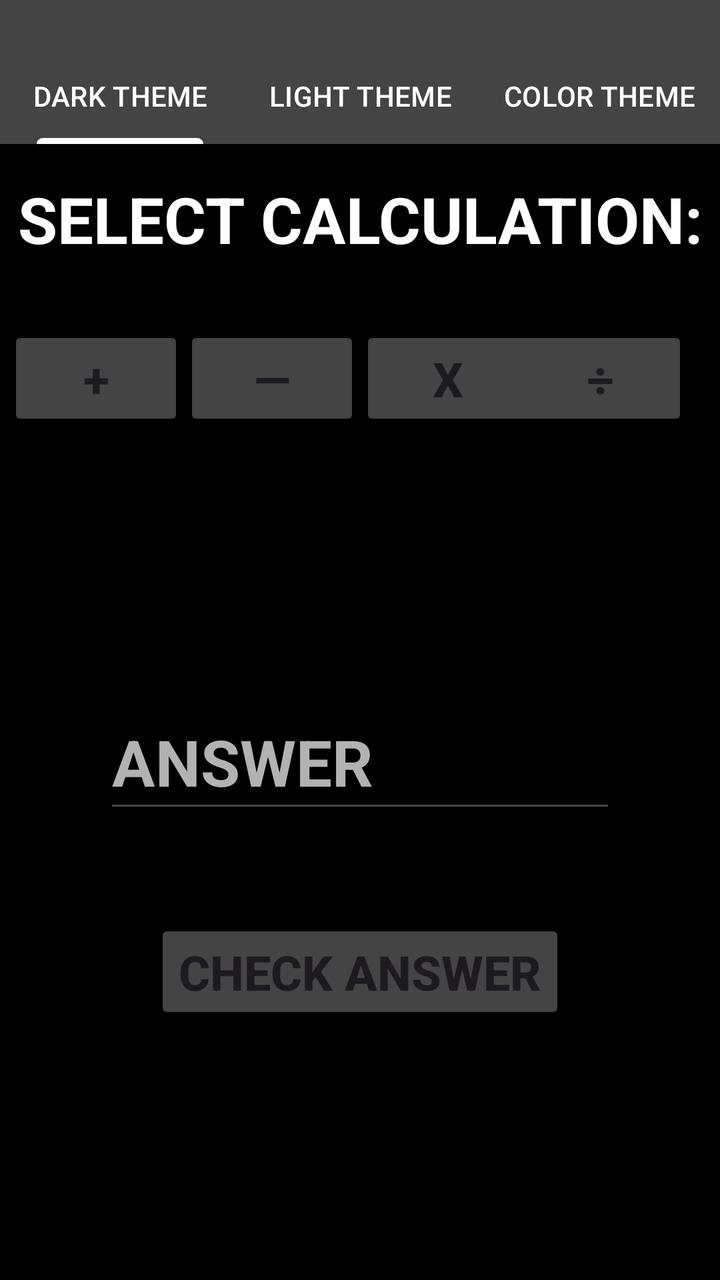
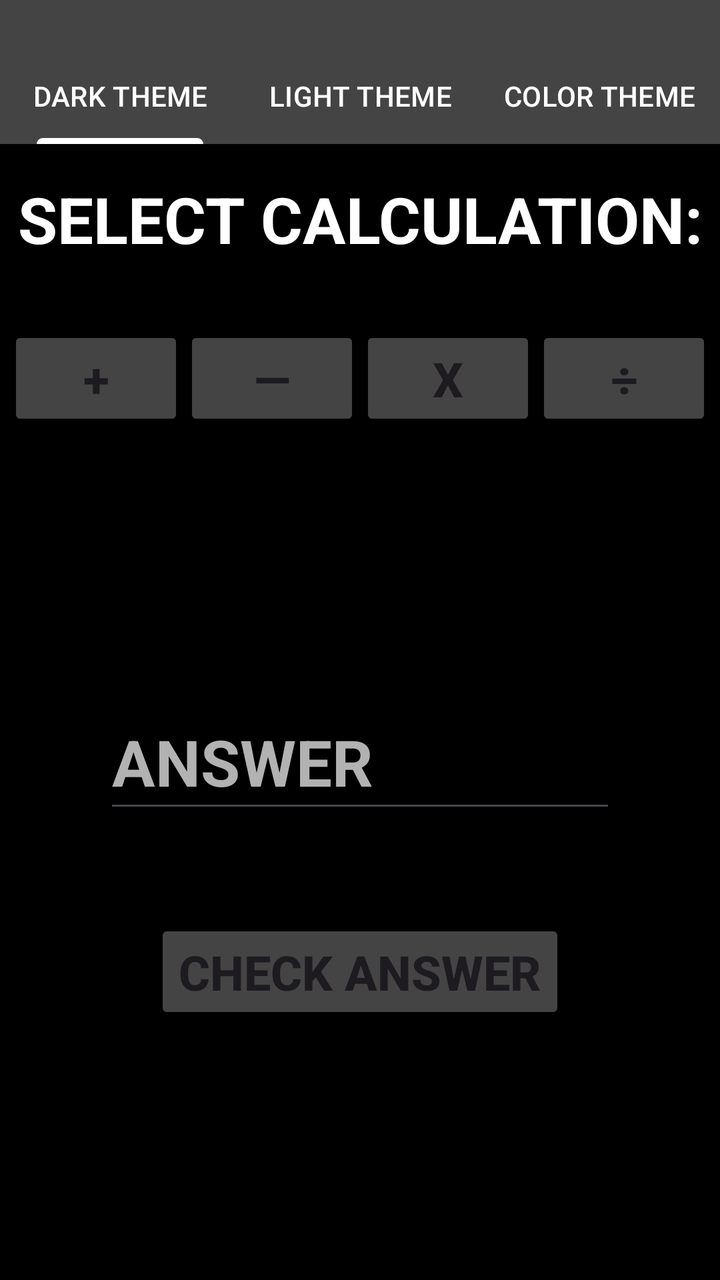

The first picture is an Android layout as it rendered before a commit; the second is the same layout after the commit. The layout source and the unified diff follow.
<!-- AndroidManifest.xml: application theme Theme.MathApp -->
<!-- res/layout/activity_main.xml -->
<?xml version="1.0" encoding="utf-8"?>
<androidx.constraintlayout.widget.ConstraintLayout xmlns:android="http://schemas.android.com/apk/res/android"
    xmlns:app="http://schemas.android.com/apk/res-auto"
    xmlns:tools="http://schemas.android.com/tools"
    android:id="@+id/main"
    android:layout_width="match_parent"
    android:layout_height="match_parent"
    android:background="@color/black"
    tools:context=".MainActivity">



    <com.google.android.material.tabs.TabLayout
        android:id="@+id/tabLayout"
        android:layout_width="match_parent"
        android:layout_height="wrap_content"
        android:background="@color/dark_grey"
        android:paddingTop="@dimen/_24dp"
        app:layout_constraintEnd_toEndOf="parent"
        app:layout_constraintStart_toStartOf="parent"
        app:layout_constraintTop_toTopOf="parent"
        app:tabIndicatorColor="@color/white"
        app:tabRippleColor="@color/white"
        app:tabTextColor="@color/white">


        <com.google.android.material.tabs.TabItem
            android:layout_width="wrap_content"
            android:layout_height="wrap_content"
            android:text="@string/dark_theme_text" />

        <com.google.android.material.tabs.TabItem
            android:layout_width="wrap_content"
            android:layout_height="wrap_content"
            android:text="@string/light_theme_text" />

        <com.google.android.material.tabs.TabItem
            android:layout_width="wrap_content"
            android:layout_height="wrap_content"
            android:text="@string/color_theme_text" />

    </com.google.android.material.tabs.TabLayout>


    <TextView
        android:id="@+id/selectView"
        android:layout_width="wrap_content"
        android:layout_height="wrap_content"
        android:layout_marginTop="@dimen/_16dp"
        android:text="@string/select_calculation_text"
        android:textColor="@color/white"
        android:textSize="@dimen/large_text_size"
        android:textStyle="bold"
        app:layout_constraintEnd_toEndOf="parent"
        app:layout_constraintStart_toStartOf="parent"
        app:layout_constraintTop_toBottomOf="@+id/tabLayout" />

    <Button
        android:id="@+id/additionButton"
        android:layout_width="wrap_content"
        android:layout_height="wrap_content"
        android:layout_marginStart="@dimen/_16dp"
        android:layout_marginTop="@dimen/_32dp"
        android:backgroundTint="@color/dark_grey"
        android:text="@string/addition_symbol"
        android:textSize="@dimen/button_text_size"
        android:textStyle="bold"
        app:layout_constraintEnd_toStartOf="@+id/subtractionButton"
        app:layout_constraintStart_toStartOf="parent"
        app:layout_constraintTop_toBottomOf="@+id/selectView" />

    <Button
        android:id="@+id/subtractionButton"
        android:layout_width="wrap_content"
        android:layout_height="wrap_content"
        android:layout_marginTop="@dimen/_32dp"
        android:backgroundTint="@color/dark_grey"
        android:text="@string/subtraction_symbol"
        android:textSize="@dimen/button_text_size"
        android:textStyle="bold"
        app:layout_constraintEnd_toStartOf="@+id/multiplicationButton"
        app:layout_constraintHorizontal_bias="0.321"
        app:layout_constraintStart_toEndOf="@+id/additionButton"
        app:layout_constraintTop_toBottomOf="@+id/selectView" />

    <Button
        android:id="@+id/multiplicationButton"
        android:layout_width="wrap_content"
        android:layout_height="wrap_content"
        android:layout_marginTop="@dimen/_32dp"
        android:backgroundTint="@color/dark_grey"
        android:text="@string/multiplication_symbol"
        android:textSize="@dimen/button_text_size"
        android:textStyle="bold"
        app:layout_constraintEnd_toStartOf="@+id/divisionButton"
        app:layout_constraintStart_toEndOf="@id/subtractionButton"
        app:layout_constraintTop_toBottomOf="@+id/selectView" />

    <Button
        android:id="@+id/divisionButton"
        android:layout_width="wrap_content"
        android:layout_height="wrap_content"
        android:layout_marginTop="@dimen/_32dp"
        android:layout_marginEnd="@dimen/_16dp"
        android:backgroundTint="@color/dark_grey"
        android:text="@string/division_symbol"
        android:textSize="@dimen/button_text_size"
        android:textStyle="bold"
        app:layout_constraintEnd_toEndOf="parent"
        app:layout_constraintTop_toBottomOf="@+id/selectView" />

    <TextView
        android:id="@+id/questionView"
        android:layout_width="wrap_content"
        android:layout_height="wrap_content"
        android:layout_marginTop="@dimen/_256dp"
        android:textColor="@color/white"
        android:textSize="@dimen/large_text_size"
        android:textStyle="bold"
        app:layout_constraintEnd_toEndOf="parent"
        app:layout_constraintStart_toStartOf="parent"
        app:layout_constraintTop_toTopOf="parent" />

    <EditText
        android:id="@+id/answerView"
        android:layout_width="@dimen/_256dp"
        android:layout_height="@dimen/_64dp"
        android:autofillHints=""
        android:ems="10"
        android:hint="@string/answer_hint_text"
        android:inputType="number"
        android:textAlignment="center"
        android:textColor="@color/white"
        android:textSize="@dimen/large_text_size"
        android:textStyle="bold"
        android:textColorHint="@color/light_grey"
        app:layout_constraintBottom_toTopOf="@+id/answerButton"
        app:layout_constraintEnd_toEndOf="parent"
        app:layout_constraintStart_toStartOf="parent"
        app:layout_constraintTop_toBottomOf="@+id/questionView" />


    <Button
        android:id="@+id/answerButton"
        android:layout_width="wrap_content"
        android:layout_height="wrap_content"
        android:layout_marginBottom="@dimen/_128dp"
        android:backgroundTint="@color/dark_grey"
        android:elevation="@dimen/_4dp"
        android:text="@string/answer_button_text"
        android:textSize="@dimen/button_text_size"
        android:textStyle="bold"
        app:layout_constraintBottom_toBottomOf="parent"
        app:layout_constraintEnd_toEndOf="parent"
        app:layout_constraintStart_toStartOf="parent" />


    <androidx.cardview.widget.CardView
        android:id="@+id/resultCardView"
        android:layout_width="wrap_content"
        android:layout_height="wrap_content"
        android:layout_marginBottom="@dimen/_64dp"
        app:layout_constraintEnd_toEndOf="parent"
        android:visibility="invisible"
        app:cardElevation="@dimen/_0dp"
        app:layout_constraintStart_toStartOf="parent"
        app:layout_constraintBottom_toBottomOf="parent"
        app:cardCornerRadius="@dimen/_16dp">
        <TextView
            android:id="@+id/resultView"
            android:layout_width="match_parent"
            android:layout_height="match_parent"
            android:textAlignment="center"
            android:textColor="@color/white"
            android:padding="8dp"
            android:textSize="@dimen/large_text_size"
            android:textStyle="bold" />
    </androidx.cardview.widget.CardView>

</androidx.constraintlayout.widget.ConstraintLayout>
<!-- resources referenced by this layout -->
<resources>
  <color name="black">#FF000000</color>
  <color name="dark_grey">#444444</color>
  <color name="light_grey">#B2B2B2</color>
  <color name="white">#FFFFFFFF</color>
  <dimen name="_0dp">0dp</dimen>
  <dimen name="_128dp">128dp</dimen>
  <dimen name="_16dp">16dp</dimen>
  <dimen name="_24dp">24dp</dimen>
  <dimen name="_256dp">256dp</dimen>
  <dimen name="_32dp">32dp</dimen>
  <dimen name="_4dp">4dp</dimen>
  <dimen name="_64dp">64dp</dimen>
  <dimen name="button_text_size">24sp</dimen>
  <dimen name="large_text_size">32sp</dimen>
  <string name="addition_symbol">+</string>
  <string name="answer_button_text">CHECK ANSWER</string>
  <string name="answer_hint_text">ANSWER</string>
  <string name="color_theme_text">COLOR THEME</string>
  <string name="dark_theme_text">DARK THEME</string>
  <string name="division_symbol">÷</string>
  <string name="light_theme_text">LIGHT THEME</string>
  <string name="multiplication_symbol">x</string>
  <string name="select_calculation_text">SELECT CALCULATION:</string>
  <string name="subtraction_symbol">—</string>
  <style name="Theme.MathApp" parent="Base.Theme.MathApp" />
  <style name="Base.Theme.MathApp" parent="Theme.Material3.DayNight.NoActionBar">
          
          
      </style>
</resources>

<!-- the commit's change to res/layout/activity_main.xml (unified diff, before → after) -->
@@ -106,6 +106,7 @@
         android:text="@string/division_symbol"
         android:textSize="@dimen/button_text_size"
         android:textStyle="bold"
+        app:layout_constraintStart_toEndOf="@id/multiplicationButton"
         app:layout_constraintEnd_toEndOf="parent"
         app:layout_constraintTop_toBottomOf="@+id/selectView" />
 
@@ -128,7 +129,7 @@
         android:autofillHints=""
         android:ems="10"
         android:hint="@string/answer_hint_text"
-        android:inputType="number"
+        android:inputType="numberSigned"
         android:textAlignment="center"
         android:textColor="@color/white"
         android:textSize="@dimen/large_text_size"
